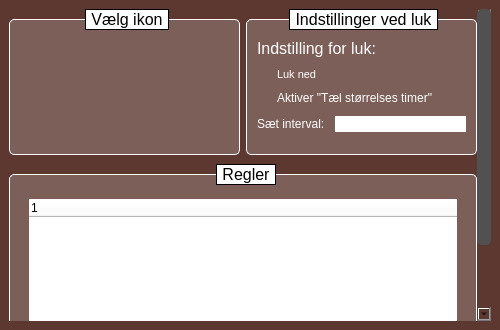
Before: the Qt Designer form settingsWindow.ui in Cannabis2013/FileMover, drawn with Qt 5.
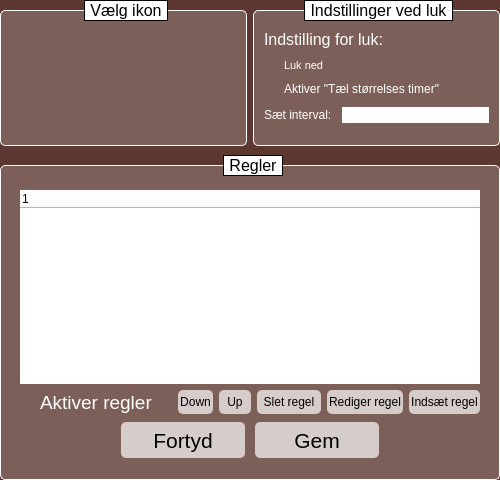
After: the same form once the commit is applied.

```diff
--- a/settingsWindow.ui
+++ b/settingsWindow.ui
@@ -7,7 +7,7 @@
     <x>0</x>
     <y>0</y>
     <width>500</width>
-    <height>330</height>
+    <height>480</height>
    </rect>
   </property>
   <property name="sizePolicy">
@@ -131,10 +131,16 @@
        <number>0</number>
       </property>
       <property name="leftMargin">
-       <number>9</number>
+       <number>0</number>
       </property>
       <property name="topMargin">
-       <number>9</number>
+       <number>0</number>
+      </property>
+      <property name="rightMargin">
+       <number>0</number>
+      </property>
+      <property name="bottomMargin">
+       <number>0</number>
       </property>
       <item>
        <widget class="QScrollArea" name="scrollArea">
@@ -159,8 +165,8 @@
           <rect>
            <x>0</x>
            <y>0</y>
-           <width>468</width>
-           <height>413</height>
+           <width>500</width>
+           <height>480</height>
           </rect>
          </property>
          <property name="mouseTracking">
```
